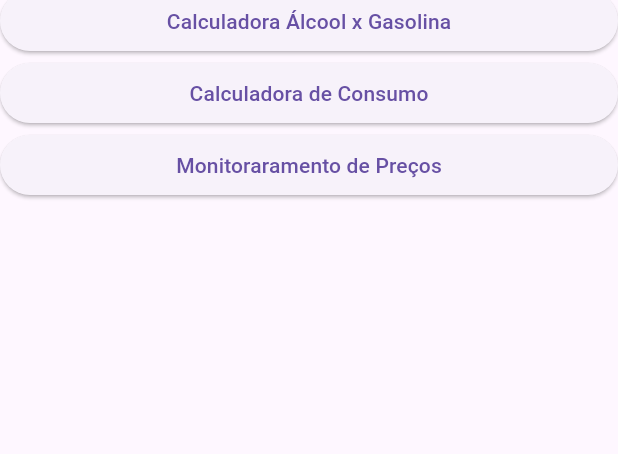
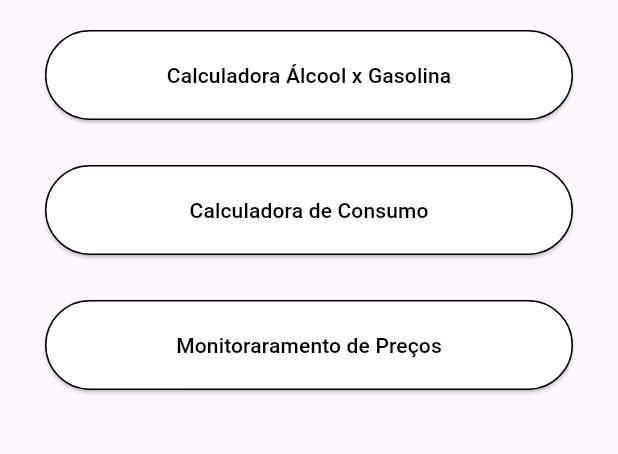
Before and after one commit to schumann7/etanomico, a Flutter app: the screen it shows after launch, on a phone screen of 412 x 824 dp, the part 99-553 px from its top. Run offline on Flutter 3.47's test engine with Material 3 defaults, Android fonts, the phone set to English and light mode, and no system bars.

Commit message:
pouca estilização

```diff
--- a/lib/main.dart
+++ b/lib/main.dart
@@ -1,7 +1,8 @@
 import 'package:flutter/material.dart';
 
 void main() {
-  runApp(MaterialApp(
+  runApp(
+    MaterialApp(
       title: 'Etanômico',
       theme: ThemeData(
         primarySwatch: Colors.green,
@@ -9,7 +10,8 @@ void main() {
       ),
       home: const TelaInicial(),
       debugShowCheckedModeBanner: false,
-  ));
+    ),
+  );
 }
 
 class TelaInicial extends StatelessWidget {
@@ -22,10 +24,18 @@ class TelaInicial extends StatelessWidget {
         leading: Image.asset('assets/images/Logo_Etanômico.png'),
         title: Text('Etanômico'),
       ),
-      body: Center(
-        child: ListView(
+      body: ListView(
+        padding: const EdgeInsets.only(left: 30, right: 30, top: 30),
         children: [
           ElevatedButton(
+            style: ElevatedButton.styleFrom(
+              padding: const EdgeInsets.only(top: 20, bottom: 20),
+              backgroundColor: Colors.white,
+              side: const BorderSide(
+                color: Colors.black,
+                width: 1,
+              ),
+            ),
             onPressed: () {
               Navigator.push(
                 context,
@@ -34,9 +44,21 @@ class TelaInicial extends StatelessWidget {
                 ),
               );
             },
-              child: const Text('Calculadora Álcool x Gasolina'),
+            child: const Text(
+              'Calculadora Álcool x Gasolina',
+              style: TextStyle(color: Colors.black),
             ),
+          ),
+          const SizedBox(height: 30),
           ElevatedButton(
+            style: ElevatedButton.styleFrom(
+              padding: const EdgeInsets.only(top: 20, bottom: 20),
+              backgroundColor: Colors.white,
+              side: const BorderSide(
+                color: Colors.black,
+                width: 1,
+              ),
+            ),
             onPressed: () {
               Navigator.push(
                 context,
@@ -45,9 +67,21 @@ class TelaInicial extends StatelessWidget {
                 ),
               );
             },
-              child: const Text('Calculadora de Consumo'),
+            child: const Text(
+              'Calculadora de Consumo',
+              style: TextStyle(color: Colors.black),
             ),
+          ),
+          const SizedBox(height: 30),
           ElevatedButton(
+            style: ElevatedButton.styleFrom(
+              padding: const EdgeInsets.only(top: 20, bottom: 20),
+              backgroundColor: Colors.white,
+              side: const BorderSide(
+                color: Colors.black,
+                width: 1,
+              ),
+            ),
             onPressed: () {
               Navigator.push(
                 context,
@@ -56,10 +90,12 @@ class TelaInicial extends StatelessWidget {
                 ),
               );
             },
-              child: const Text('Monitoraramento de Preços'),
+            child: const Text(
+              'Monitoraramento de Preços',
+              style: TextStyle(color: Colors.black),
+            ),
           ),
         ],
-        ),
       ),
     );
   }
@@ -76,18 +112,14 @@ class _TelaComparativoState extends State<TelaComparativo> {
   @override
   Widget build(BuildContext context) {
     return Scaffold(
-      appBar: AppBar(
-        title: Text('Tela Comparativa'),
-      ),
-      body: Center(
-        child: Text('Tela Comparativa'),
-      ),
+      appBar: AppBar(title: Text('Tela Comparativa')),
+      body: Center(child: Text('Tela Comparativa')),
     );
   }
 }
 
 class TelaConsumo extends StatefulWidget {
-  const TelaConsumo ({super.key});
+  const TelaConsumo({super.key});
 
   @override
   State<TelaConsumo> createState() => _TelaConsumoState();
@@ -97,18 +129,14 @@ class _TelaConsumoState extends State<TelaConsumo> {
   @override
   Widget build(BuildContext context) {
     return Scaffold(
-      appBar: AppBar(
-        title: Text('Tela Consumo'),
-      ),
-      body: Center(
-        child: Text('Tela Consumo'),
-      ),
+      appBar: AppBar(title: Text('Tela Consumo')),
+      body: Center(child: Text('Tela Consumo')),
     );
   }
 }
 
 class TelaPrecos extends StatefulWidget {
-  const TelaPrecos ({super.key});
+  const TelaPrecos({super.key});
 
   @override
   State<TelaPrecos> createState() => _TelaPrecosState();
@@ -118,12 +146,8 @@ class _TelaPrecosState extends State<TelaPrecos> {
   @override
   Widget build(BuildContext context) {
     return Scaffold(
-      appBar: AppBar(
-        title: Text('Tela Preços'),
-      ),
-      body: Center(
-        child: Text('Tela Preços'),
-      ),
+      appBar: AppBar(title: Text('Tela Preços')),
+      body: Center(child: Text('Tela Preços')),
     );
   }
 }
```
Lines whose indentation alone changed are shown as unchanged.
